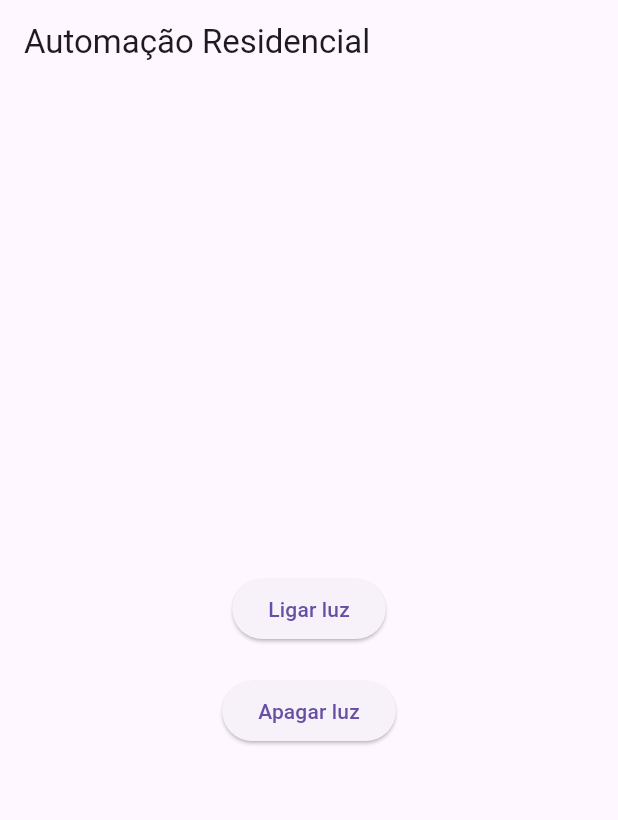
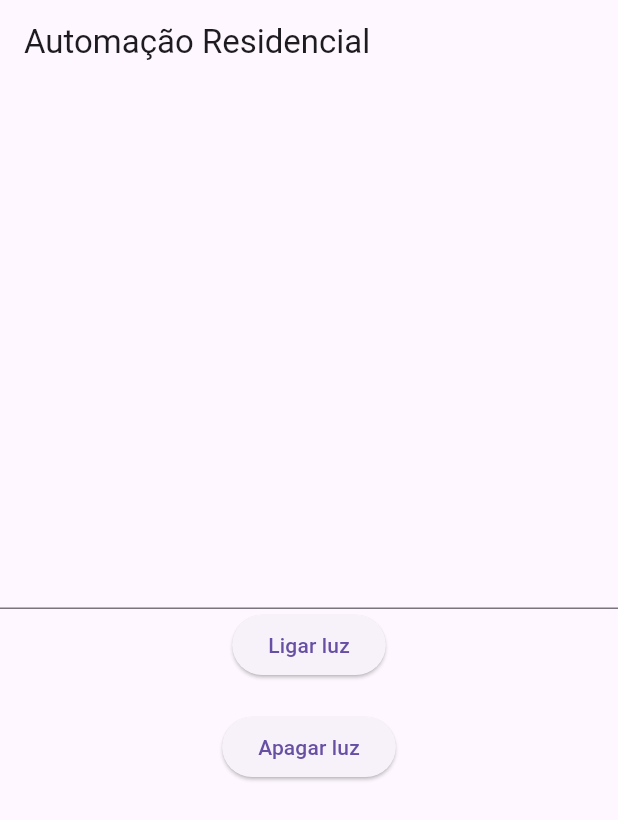
Before and after one commit to phelyppealex/home-automation-flutter, a Flutter app: the screen it shows after launch, after a tap on "Ligar luz", on a phone screen of 412 x 824 dp. Shown: the top 820 px of the screen. Run offline on Flutter 3.47's test engine with Material 3 defaults, Android fonts, the phone set to English and light mode, and no system bars; network calls fail.

Commit message:
correções

```diff
--- a/codigo_arduino.txt
+++ b/codigo_arduino.txt
@@ -1,7 +1,7 @@
 #include <WiFi.h>
 
-const char *ssid = "Phelyppe";
-const char *password = "erickviado";
+const char *ssid = "ssid";
+const char *password = "psswd";
 int ledPin = 2; // Pino do LED
 
 WiFiServer server(80);
--- a/lib/main.dart
+++ b/lib/main.dart
@@ -1,9 +1,14 @@
 import 'package:flutter/material.dart';
 import 'package:http/http.dart' as http;
 
-void main() => runApp(MyApp());
+void main() => runApp(const MyApp());
 
 class MyApp extends StatelessWidget {
+
+  const MyApp({
+    super.key
+  });
+
   @override
   Widget build(BuildContext context) {
     return MaterialApp(
@@ -14,35 +19,44 @@ class MyApp extends StatelessWidget {
 }
 
 class MyHomePage extends StatelessWidget {
-  final String baseUrl = 'http://192.168.148.161';
+  TextEditingController controller = TextEditingController();
+
+  MyHomePage({
+    super.key
+  });
+
+  final String baseUrl = 'http://192.168.100.108';
 
   void sendCommand(String route) async {
     String uri = '$baseUrl$route';
-    final response = await http.get(Uri.parse(uri));
+    await http.get(Uri.parse(uri));
   }
 
   @override
   Widget build(BuildContext context) {
     return Scaffold(
       appBar: AppBar(
-        title: Text('Automação Residencial'),
+        title: const Text('Automação Residencial'),
       ),
       body: Center(
         child: Column(
           mainAxisAlignment: MainAxisAlignment.center,
           children: <Widget>[
+            const TextField(
+
+            ),
             ElevatedButton(
               onPressed: () {
                 sendCommand('/ligar'); // Enviar comando para ligar o LED
               },
-              child: Text('Ligar luz'),
+              child: const Text('Ligar luz'),
             ),
-            SizedBox(height: 20),
+            const SizedBox(height: 20),
             ElevatedButton(
               onPressed: () {
                 sendCommand('/desligar'); // Enviar comando para desligar o LED
               },
-              child: Text('Apagar luz'),
+              child: const Text('Apagar luz'),
             ),
           ],
         ),
```
Also changed, not shown: 1 other file.
